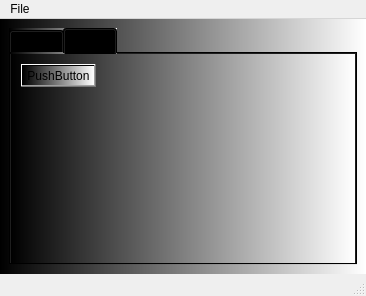
This is Section4/Designer_code/Video2_4_slots_Design.ui in Tom-Niesytto/Hands-On-Python-3.x-GUI-Programming as Qt 5 draws it before an edit. The edited form follows.
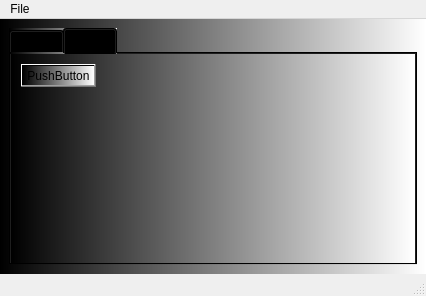
This is the edited form. Icons and pictures are not drawn.

Diff of the .ui file:
```diff
--- a/Section4/Designer_code/Video2_4_slots_Design.ui
+++ b/Section4/Designer_code/Video2_4_slots_Design.ui
@@ -6,7 +6,7 @@
    <rect>
     <x>0</x>
     <y>0</y>
-    <width>366</width>
+    <width>426</width>
     <height>296</height>
    </rect>
   </property>
@@ -117,8 +117,8 @@
     <rect>
      <x>0</x>
      <y>0</y>
-     <width>366</width>
-     <height>21</height>
+     <width>426</width>
+     <height>26</height>
     </rect>
    </property>
    <widget class="QMenu" name="menuFile">
```
Left out of the diff: 2 changed lines with no effect on the pictures.
